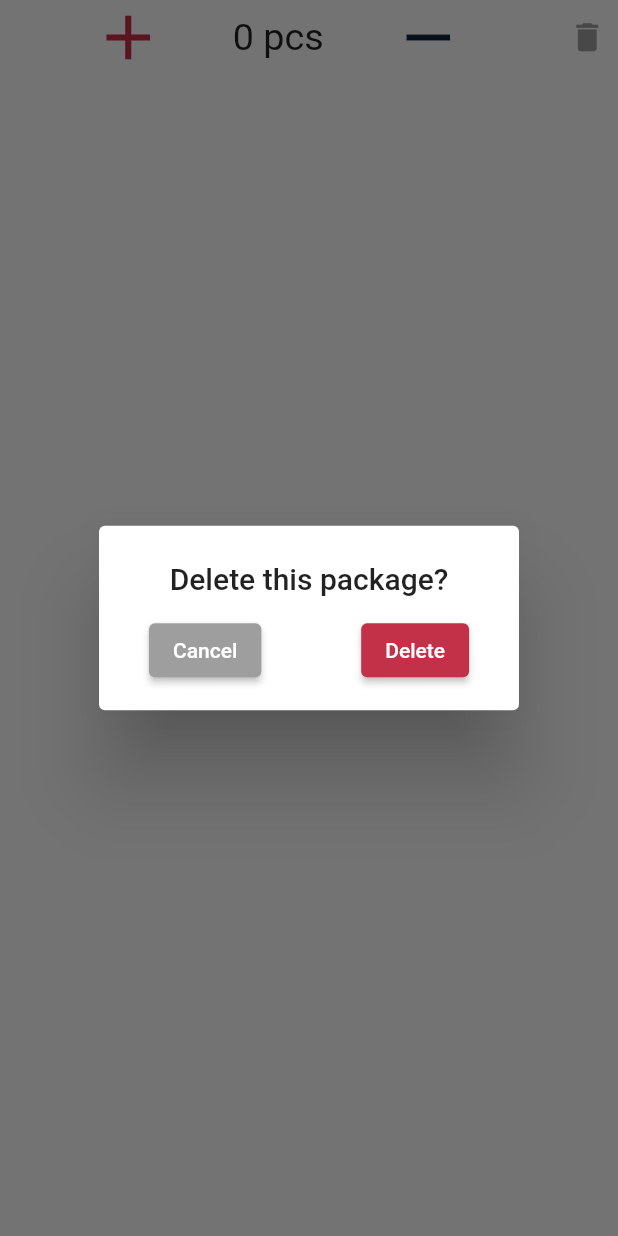
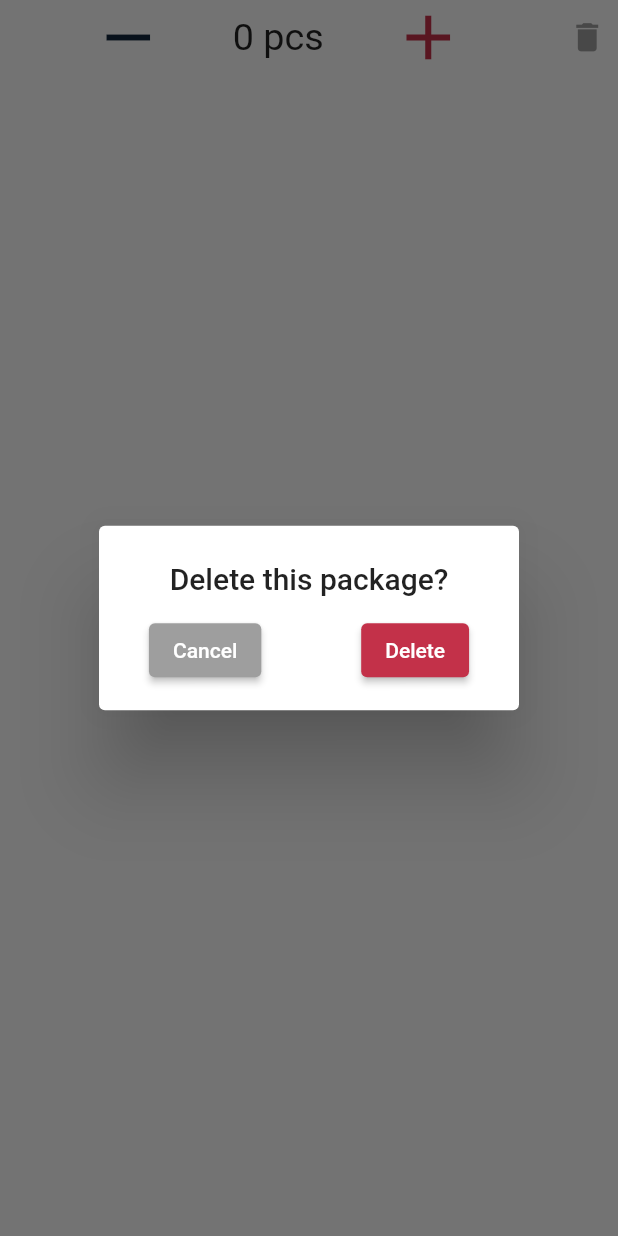
Before and after one commit to NumBit/e-medicine, a Flutter app: the PackageCardExpanded widget shown alone on an empty page, opened directly with empty values, after a tap on the "delete" icon, on a phone screen of 412 x 824 dp. Run offline on Flutter 3.47's test engine with Material 2 defaults, Android fonts, the phone set to English and light mode, and no system bars; our stand-ins replace carousel_slider, cloud_firestore, firebase_auth, firebase_core, firebase_storage, flutter_local_notifications and 6 more; missing offline and left inert: flutter_iconpicker; accounts and stored records are empty.

Commit message:
fix: buttons positions

```diff
--- a/medicine_cabinet/lib/drug/detail/package_card.dart
+++ b/medicine_cabinet/lib/drug/detail/package_card.dart
@@ -43,13 +43,13 @@ class PackageCardExpanded extends StatelessWidget {
             mainAxisAlignment: MainAxisAlignment.center,
             children: [
               InkWell(
+                borderRadius: BorderRadius.circular(50),
                 onTap: () {
-                  PackageRepository(model.drugId).increase(model);
+                  PackageRepository(model.drugId).decrease(model);
                 },
-                borderRadius: BorderRadius.circular(50),
                 child: Icon(
-                  Icons.add,
-                  color: Theme.of(context).errorColor,
+                  Icons.remove,
+                  color: Theme.of(context).primaryColorDark,
                   size: 50,
                 ),
               ),
@@ -62,13 +62,13 @@ class PackageCardExpanded extends StatelessWidget {
                 ),
               ),
               InkWell(
+                onTap: () {
+                  PackageRepository(model.drugId).increase(model);
+                },
                 borderRadius: BorderRadius.circular(50),
-                onTap: () {
-                  PackageRepository(model.drugId).decrease(model);
-                },
                 child: Icon(
-                  Icons.remove,
-                  color: Theme.of(context).primaryColorDark,
+                  Icons.add,
+                  color: Theme.of(context).errorColor,
                   size: 50,
                 ),
               ),
```
